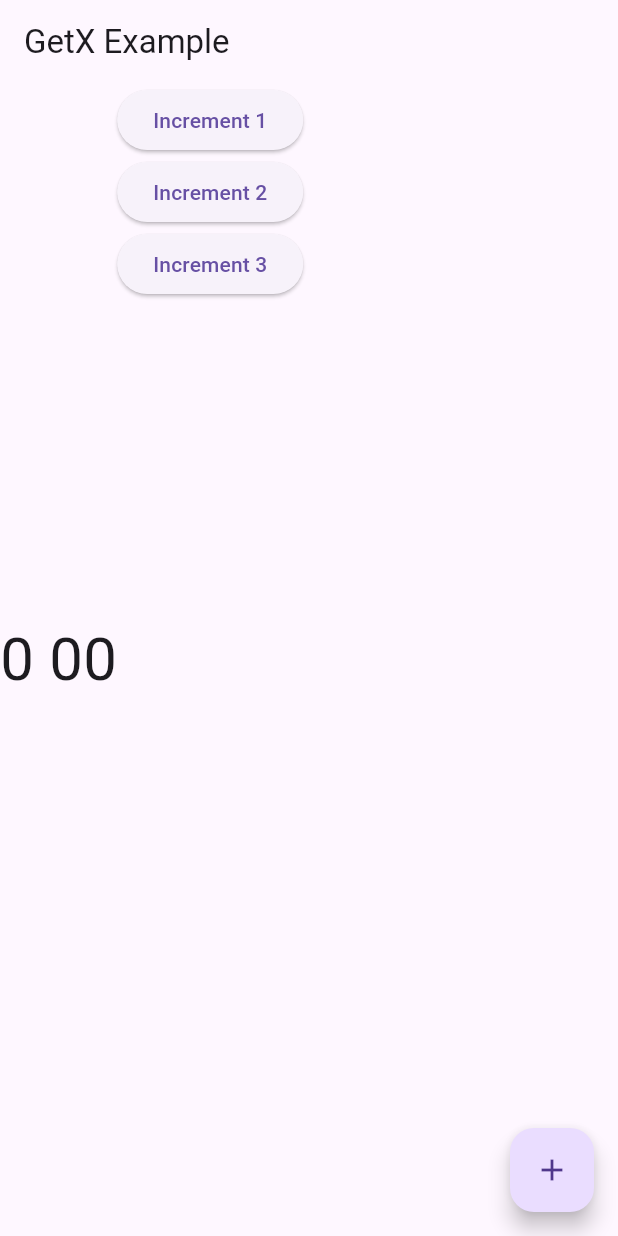
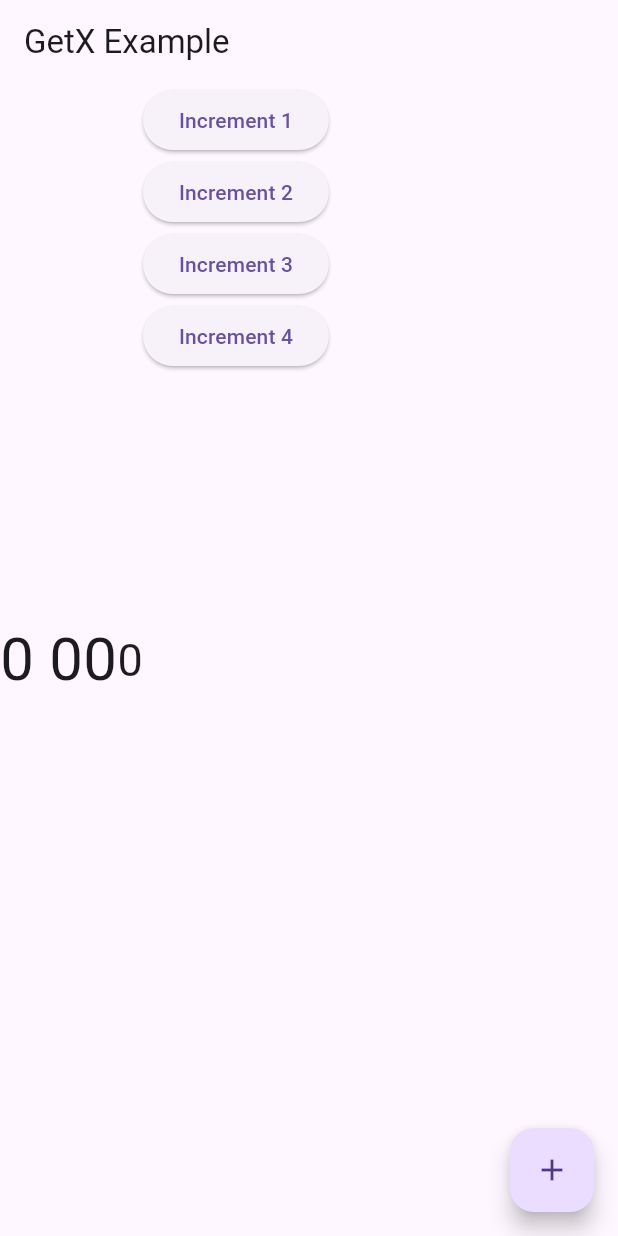
Before and after one commit to hasan972/cidi, a Flutter app: the screen it shows after launch, on a phone screen of 412 x 824 dp. Run offline on Flutter 3.47's test engine with Material 3 defaults, Android fonts, the phone set to English and light mode, and no system bars; our stand-ins replace get.

Commit message:
Add : In this commit add obx

```diff
--- a/lib/counter_controller.dart
+++ b/lib/counter_controller.dart
@@ -4,6 +4,7 @@ class CounterController extends GetxController {
   var count = 0;
   var count1 = 0;
   var count3 = 0.obs;
+  var count4 = 0.obs;
 
   void increment() {
     count++;
@@ -17,4 +18,8 @@ class CounterController extends GetxController {
     count3++;
 
   }
+  void increment4() {
+    count4++;
+
+  }
 }
--- a/lib/main.dart
+++ b/lib/main.dart
@@ -24,7 +24,6 @@ class HomeView extends StatelessWidget {
       appBar: AppBar(title: Text('GetX Example')),
       body: Row(
         children: [
-
           Center(
             child: Row(
               mainAxisAlignment: MainAxisAlignment.spaceAround,
@@ -39,7 +38,7 @@ class HomeView extends StatelessWidget {
                     );
                   },
                 ),
-                SizedBox(width: 10,),
+                SizedBox(width: 10),
                 GetBuilder<CounterController>(
                   id: 'up2',
                   builder: (controller) {
@@ -50,8 +49,7 @@ class HomeView extends StatelessWidget {
                     );
                   },
                 ),
-                 GetX<CounterController>(
-
+                GetX<CounterController>(
                   builder: (controller) {
                     print('Third');
                     return Text(
@@ -59,6 +57,12 @@ class HomeView extends StatelessWidget {
                       style: TextStyle(fontSize: 40),
                     );
                   },
+                ),
+                Obx(
+                  (() => Text(
+                    depandency.count4.toString(),
+                    style: const TextStyle(fontSize: 30),
+                  )),
                 ),
               ],
             ),
@@ -74,9 +78,13 @@ class HomeView extends StatelessWidget {
                 onPressed: depandency.increment1,
                 child: Text('Increment 2'),
               ),
-               ElevatedButton(
+              ElevatedButton(
                 onPressed: depandency.increment3,
                 child: Text('Increment 3'),
+              ),
+              ElevatedButton(
+                onPressed: depandency.increment4,
+                child: Text('Increment 4'),
               ),
             ],
           ),
```
